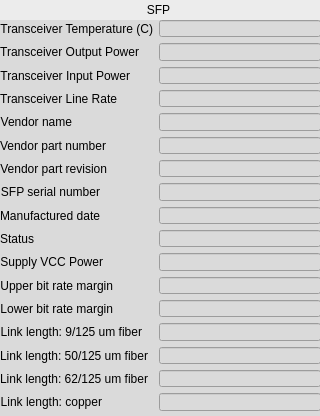
First picture: the form in evrMrmApp/opi/EVR/G_EVR_sfp.ui, repository paulscherrerinstitute/mrfioc2, before the edit.
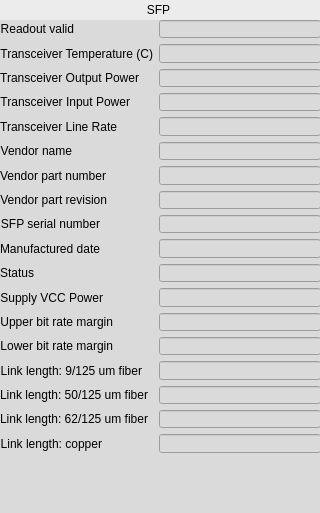
Second picture: the form after the edit. Custom widgets are drawn as their Qt base class.

Commit message: SFP: validity of readouts only printed at init and exposed to the user

```diff
--- a/evrMrmApp/opi/EVR/G_EVR_sfp.ui
+++ b/evrMrmApp/opi/EVR/G_EVR_sfp.ui
@@ -7,7 +7,7 @@
     <x>0</x>
     <y>0</y>
     <width>320</width>
-    <height>416</height>
+    <height>513</height>
    </rect>
   </property>
   <property name="windowTitle">
@@ -41,14 +41,14 @@
      <x>0</x>
      <y>20</y>
      <width>321</width>
-     <height>391</height>
+     <height>433</height>
     </rect>
    </property>
    <layout class="QFormLayout" name="formLayout">
     <property name="fieldGrowthPolicy">
      <enum>QFormLayout::AllNonFixedFieldsGrow</enum>
     </property>
-    <item row="0" column="0">
+    <item row="1" column="0">
      <widget class="QLabel" name="label_16">
       <property name="text">
        <string>Transceiver Temperature (C)</string>
@@ -58,7 +58,7 @@
       </property>
      </widget>
     </item>
-    <item row="0" column="1">
+    <item row="1" column="1">
      <widget class="caLineEdit" name="calineedit_6">
       <property name="channel" stdset="0">
        <string notr="true">$(EVR):SFP$(ID)-T-I</string>
@@ -68,7 +68,7 @@
       </property>
      </widget>
     </item>
-    <item row="1" column="0">
+    <item row="2" column="0">
      <widget class="QLabel" name="label_17">
       <property name="text">
        <string>Transceiver Output Power</string>
@@ -78,7 +78,7 @@
       </property>
      </widget>
     </item>
-    <item row="1" column="1">
+    <item row="2" column="1">
      <widget class="caLineEdit" name="calineedit_7">
       <property name="channel" stdset="0">
        <string notr="true">$(EVR):SFP$(ID)-Pwr-TX-I</string>
@@ -88,7 +88,7 @@
       </property>
      </widget>
     </item>
-    <item row="2" column="0">
+    <item row="3" column="0">
      <widget class="QLabel" name="label_18">
       <property name="text">
        <string>Transceiver Input Power</string>
@@ -98,7 +98,7 @@
       </property>
      </widget>
     </item>
-    <item row="2" column="1">
+    <item row="3" column="1">
      <widget class="caLineEdit" name="calineedit_8">
       <property name="channel" stdset="0">
        <string notr="true">$(EVR):SFP$(ID)-Pwr-RX-I</string>
@@ -108,7 +108,7 @@
       </property>
      </widget>
     </item>
-    <item row="3" column="0">
+    <item row="4" column="0">
      <widget class="QLabel" name="label_19">
       <property name="text">
        <string>Transceiver Line Rate</string>
@@ -118,14 +118,14 @@
       </property>
      </widget>
     </item>
-    <item row="3" column="1">
+    <item row="4" column="1">
      <widget class="caLineEdit" name="calineedit_9">
       <property name="channel" stdset="0">
        <string notr="true">$(EVR):SFP$(ID)-Speed-Link-I</string>
       </property>
      </widget>
     </item>
-    <item row="4" column="0">
+    <item row="5" column="0">
      <widget class="QLabel" name="label_20">
       <property name="text">
        <string>Vendor name</string>
@@ -135,7 +135,7 @@
       </property>
      </widget>
     </item>
-    <item row="4" column="1">
+    <item row="5" column="1">
      <widget class="caLineEdit" name="calineedit_10">
       <property name="channel" stdset="0">
        <string notr="true">$(EVR):SFP$(ID)-Vendor-I</string>
@@ -145,7 +145,7 @@
       </property>
      </widget>
     </item>
-    <item row="5" column="0">
+    <item row="6" column="0">
      <widget class="QLabel" name="label_21">
       <property name="text">
        <string>Vendor part number</string>
@@ -155,7 +155,7 @@
       </property>
      </widget>
     </item>
-    <item row="5" column="1">
+    <item row="6" column="1">
      <widget class="caLineEdit" name="calineedit_11">
       <property name="channel" stdset="0">
        <string notr="true">$(EVR):SFP$(ID)-Part-I</string>
@@ -165,7 +165,7 @@
       </property>
      </widget>
     </item>
-    <item row="6" column="0">
+    <item row="7" column="0">
      <widget class="QLabel" name="label_22">
       <property name="text">
        <string>Vendor part revision</string>
@@ -175,7 +175,7 @@
       </property>
      </widget>
     </item>
-    <item row="6" column="1">
+    <item row="7" column="1">
      <widget class="caLineEdit" name="calineedit_12">
       <property name="channel" stdset="0">
        <string notr="true">$(EVR):SFP$(ID)-Rev-I</string>
@@ -185,7 +185,7 @@
       </property>
      </widget>
     </item>
-    <item row="7" column="0">
+    <item row="8" column="0">
      <widget class="QLabel" name="label_23">
       <property name="text">
        <string>SFP serial number</string>
@@ -195,7 +195,7 @@
       </property>
      </widget>
     </item>
-    <item row="7" column="1">
+    <item row="8" column="1">
      <widget class="caLineEdit" name="calineedit_13">
       <property name="channel" stdset="0">
        <string notr="true">$(EVR):SFP$(ID)-Serial-I</string>
@@ -205,7 +205,7 @@
       </property>
      </widget>
     </item>
-    <item row="8" column="0">
+    <item row="9" column="0">
      <widget class="QLabel" name="label_25">
       <property name="text">
        <string>Manufactured date</string>
@@ -215,7 +215,7 @@
       </property>
      </widget>
     </item>
-    <item row="8" column="1">
+    <item row="9" column="1">
      <widget class="caLineEdit" name="calineedit_14">
       <property name="channel" stdset="0">
        <string notr="true">$(EVR):SFP$(ID)-Date-Manu-I</string>
@@ -225,7 +225,7 @@
       </property>
      </widget>
     </item>
-    <item row="9" column="0">
+    <item row="10" column="0">
      <widget class="QLabel" name="label_26">
       <property name="text">
        <string>Status</string>
@@ -235,7 +235,7 @@
       </property>
      </widget>
     </item>
-    <item row="9" column="1">
+    <item row="10" column="1">
      <widget class="caLineEdit" name="calineedit_15">
       <property name="channel" stdset="0">
        <string notr="true">$(EVR):SFP$(ID)-Status-I</string>
@@ -245,7 +245,7 @@
       </property>
      </widget>
     </item>
-    <item row="10" column="0">
+    <item row="11" column="0">
      <widget class="QLabel" name="label_28">
       <property name="text">
        <string>Supply VCC Power</string>
@@ -255,67 +255,7 @@
       </property>
      </widget>
     </item>
-    <item row="11" column="0">
-     <widget class="QLabel" name="label_29">
-      <property name="text">
-       <string>Upper bit rate margin</string>
-      </property>
-      <property name="alignment">
-       <set>Qt::AlignRight|Qt::AlignTrailing|Qt::AlignVCenter</set>
-      </property>
-     </widget>
-    </item>
-    <item row="12" column="0">
-     <widget class="QLabel" name="label_30">
-      <property name="text">
-       <string>Lower bit rate margin</string>
-      </property>
-      <property name="alignment">
-       <set>Qt::AlignRight|Qt::AlignTrailing|Qt::AlignVCenter</set>
-      </property>
-     </widget>
-    </item>
-    <item row="13" column="0">
-     <widget class="QLabel" name="label_31">
-      <property name="text">
-       <string>Link length: 9/125 um fiber</string>
-      </property>
-      <property name="alignment">
-       <set>Qt::AlignRight|Qt::AlignTrailing|Qt::AlignVCenter</set>
-      </property>
-     </widget>
-    </item>
-    <item row="14" column="0">
-     <widget class="QLabel" name="label_32">
-      <property name="text">
-       <string>Link length: 50/125 um fiber</string>
-      </property>
-      <property name="alignment">
-       <set>Qt::AlignRight|Qt::AlignTrailing|Qt::AlignVCenter</set>
-      </property>
-     </widget>
-    </item>
-    <item row="15" column="0">
-     <widget class="QLabel" name="label_33">
-      <property name="text">
-       <string>Link length: 62/125 um fiber</string>
-      </property>
-      <property name="alignment">
-       <set>Qt::AlignRight|Qt::AlignTrailing|Qt::AlignVCenter</set>
-      </property>
-     </widget>
-    </item>
-    <item row="16" column="0">
-     <widget class="QLabel" name="label_34">
-      <property name="text">
-       <string>Link length: copper</string>
-      </property>
-      <property name="alignment">
-       <set>Qt::AlignRight|Qt::AlignTrailing|Qt::AlignVCenter</set>
-      </property>
-     </widget>
-    </item>
-    <item row="10" column="1">
+    <item row="11" column="1">
      <widget class="caLineEdit" name="calineedit_17">
       <property name="channel" stdset="0">
        <string notr="true">$(EVR):SFP$(ID)-PowerVCC-I</string>
@@ -325,7 +265,17 @@
       </property>
      </widget>
     </item>
-    <item row="11" column="1">
+    <item row="12" column="0">
+     <widget class="QLabel" name="label_29">
+      <property name="text">
+       <string>Upper bit rate margin</string>
+      </property>
+      <property name="alignment">
+       <set>Qt::AlignRight|Qt::AlignTrailing|Qt::AlignVCenter</set>
+      </property>
+     </widget>
+    </item>
+    <item row="12" column="1">
      <widget class="caLineEdit" name="calineedit_18">
       <property name="channel" stdset="0">
        <string notr="true">$(EVR):SFP$(ID)-BitRate-upper-I</string>
@@ -335,7 +285,17 @@
       </property>
      </widget>
     </item>
-    <item row="12" column="1">
+    <item row="13" column="0">
+     <widget class="QLabel" name="label_30">
+      <property name="text">
+       <string>Lower bit rate margin</string>
+      </property>
+      <property name="alignment">
+       <set>Qt::AlignRight|Qt::AlignTrailing|Qt::AlignVCenter</set>
+      </property>
+     </widget>
+    </item>
+    <item row="13" column="1">
      <widget class="caLineEdit" name="calineedit_19">
       <property name="channel" stdset="0">
        <string notr="true">$(EVR):SFP$(ID)-BitRate-lower-I</string>
@@ -345,7 +305,17 @@
       </property>
      </widget>
     </item>
-    <item row="13" column="1">
+    <item row="14" column="0">
+     <widget class="QLabel" name="label_31">
+      <property name="text">
+       <string>Link length: 9/125 um fiber</string>
+      </property>
+      <property name="alignment">
+       <set>Qt::AlignRight|Qt::AlignTrailing|Qt::AlignVCenter</set>
+      </property>
+     </widget>
+    </item>
+    <item row="14" column="1">
      <widget class="caLineEdit" name="calineedit_16">
       <property name="channel" stdset="0">
        <string notr="true">$(EVR):SFP$(ID)-LinkLength-9fiber-I</string>
@@ -355,7 +325,17 @@
       </property>
      </widget>
     </item>
-    <item row="14" column="1">
+    <item row="15" column="0">
+     <widget class="QLabel" name="label_32">
+      <property name="text">
+       <string>Link length: 50/125 um fiber</string>
+      </property>
+      <property name="alignment">
+       <set>Qt::AlignRight|Qt::AlignTrailing|Qt::AlignVCenter</set>
+      </property>
+     </widget>
+    </item>
+    <item row="15" column="1">
      <widget class="caLineEdit" name="calineedit_20">
       <property name="channel" stdset="0">
        <string notr="true">$(EVR):SFP$(ID)-LinkLength-50fiber-I</string>
@@ -365,7 +345,17 @@
       </property>
      </widget>
     </item>
-    <item row="15" column="1">
+    <item row="16" column="0">
+     <widget class="QLabel" name="label_33">
+      <property name="text">
+       <string>Link length: 62/125 um fiber</string>
+      </property>
+      <property name="alignment">
+       <set>Qt::AlignRight|Qt::AlignTrailing|Qt::AlignVCenter</set>
+      </property>
+     </widget>
+    </item>
+    <item row="16" column="1">
      <widget class="caLineEdit" name="calineedit_21">
       <property name="channel" stdset="0">
        <string notr="true">$(EVR):SFP$(ID)-LinkLength-62fiber-I</string>
@@ -375,7 +365,17 @@
       </property>
      </widget>
     </item>
-    <item row="16" column="1">
+    <item row="17" column="0">
+     <widget class="QLabel" name="label_34">
+      <property name="text">
+       <string>Link length: copper</string>
+      </property>
+      <property name="alignment">
+       <set>Qt::AlignRight|Qt::AlignTrailing|Qt::AlignVCenter</set>
+      </property>
+     </widget>
+    </item>
+    <item row="17" column="1">
      <widget class="caLineEdit" name="calineedit_22">
       <property name="channel" stdset="0">
        <string notr="true">$(EVR):SFP$(ID)-LinkLength-copper-I</string>
@@ -385,6 +385,26 @@
       </property>
      </widget>
     </item>
+    <item row="0" column="0">
+     <widget class="QLabel" name="label_24">
+      <property name="text">
+       <string>Readout valid</string>
+      </property>
+      <property name="alignment">
+       <set>Qt::AlignRight|Qt::AlignTrailing|Qt::AlignVCenter</set>
+      </property>
+     </widget>
+    </item>
+    <item row="0" column="1">
+     <widget class="caLineEdit" name="calineedit_23">
+      <property name="channel" stdset="0">
+       <string notr="true">$(EVR):SFP$(ID)-Valid-I</string>
+      </property>
+      <property name="unitsEnabled">
+       <bool>true</bool>
+      </property>
+     </widget>
+    </item>
    </layout>
   </widget>
  </widget>
```
The commit also changes 8 other files.
